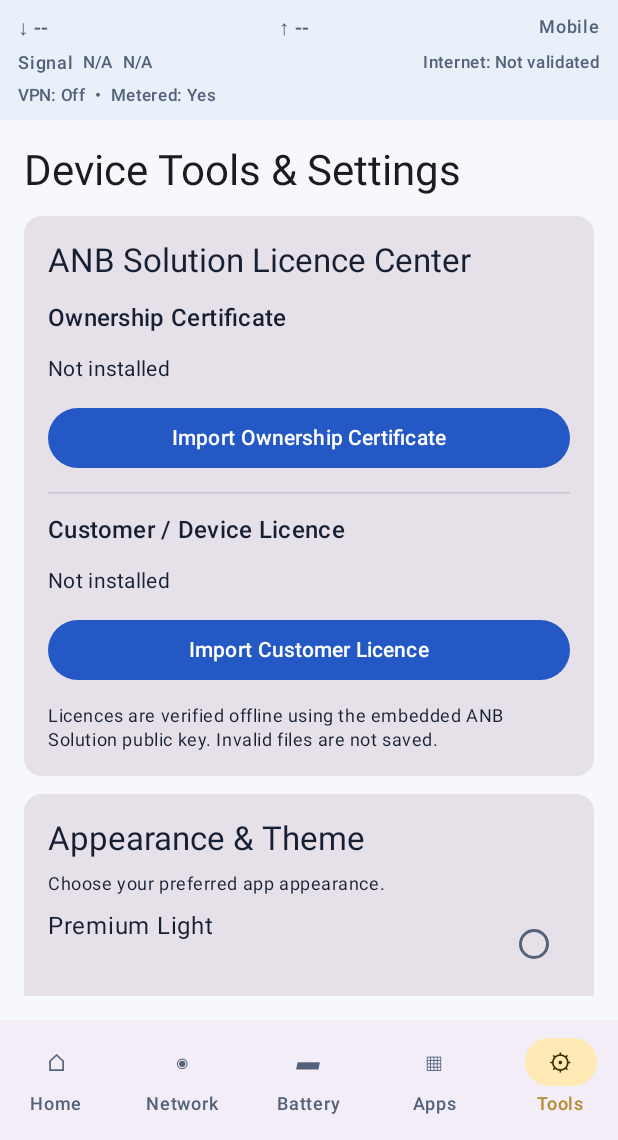
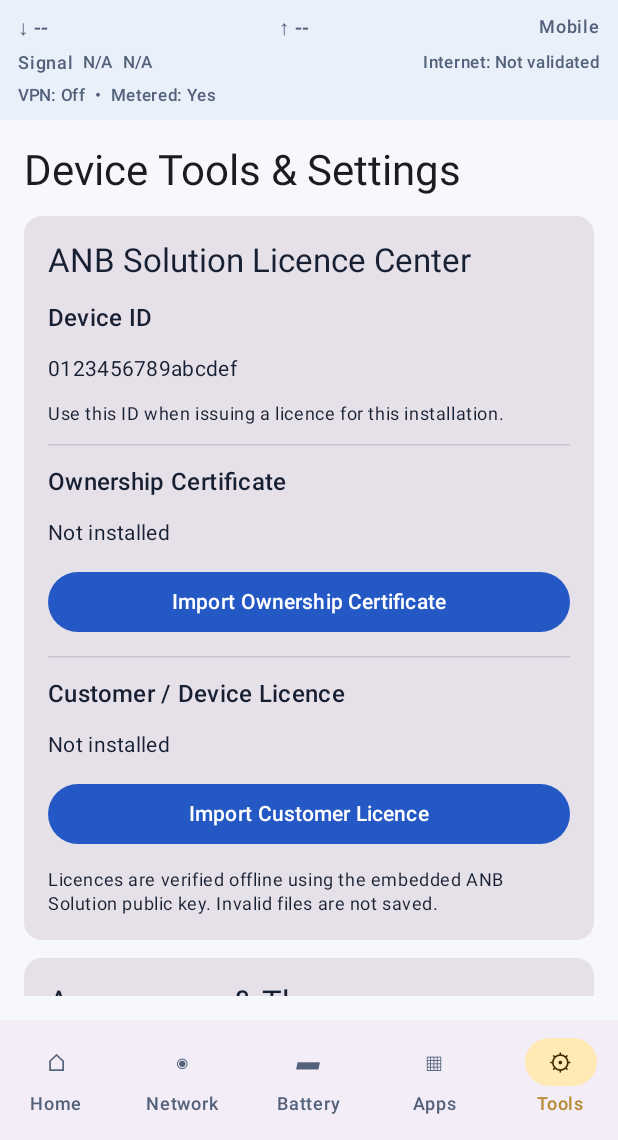
Before and after one commit to anbsolution/Device-manager, an Android app built with Jetpack Compose: the screen it shows after launch (MainActivity), item 5 of the bottom bar chosen, on a phone screen of 412 x 824 dp, the part 96-1236 px from its top. Run offline under Robolectric (Android 15) with nearby library versions, the phone set to English and light mode, and no system bars.

Commit message:
Show app device ID in license center

```diff
--- a/app/src/main/java/com/anb/devicemanager/ui/LicenseCenterPanel.kt
+++ b/app/src/main/java/com/anb/devicemanager/ui/LicenseCenterPanel.kt
@@ -1,9 +1,11 @@
 package com.anb.devicemanager.ui
 
 import android.content.Context
+import android.provider.Settings
 import androidx.activity.compose.rememberLauncherForActivityResult
 import androidx.activity.result.contract.ActivityResultContracts
 import androidx.compose.foundation.layout.*
+import androidx.compose.foundation.text.selection.SelectionContainer
 import androidx.compose.material3.*
 import androidx.compose.runtime.*
 import androidx.compose.ui.Modifier
@@ -14,6 +16,13 @@ import com.anb.devicemanager.license.LicenseManager
 fun LicenseCenterPanel(context: Context) {
     val prefs = remember {
         context.getSharedPreferences("anb_license_store", Context.MODE_PRIVATE)
+    }
+
+    val deviceId = remember {
+        Settings.Secure.getString(
+            context.contentResolver,
+            Settings.Secure.ANDROID_ID
+        ) ?: "Unavailable"
     }
 
     var ownershipText by remember {
@@ -89,6 +98,17 @@ fun LicenseCenterPanel(context: Context) {
             verticalArrangement = Arrangement.spacedBy(12.dp)
         ) {
             Text("ANB Solution Licence Center", style = MaterialTheme.typography.titleLarge)
+            Text("Device ID", style = MaterialTheme.typography.titleMedium)
+            SelectionContainer {
+                Text(deviceId, style = MaterialTheme.typography.bodyMedium)
+            }
+            Text(
+                "Use this ID when issuing a licence for this installation.",
+                style = MaterialTheme.typography.bodySmall
+            )
+
+            HorizontalDivider()
+
             Text("Ownership Certificate", style = MaterialTheme.typography.titleMedium)
             Text(ownershipStatus, style = MaterialTheme.typography.bodyMedium)
             Button(
```
